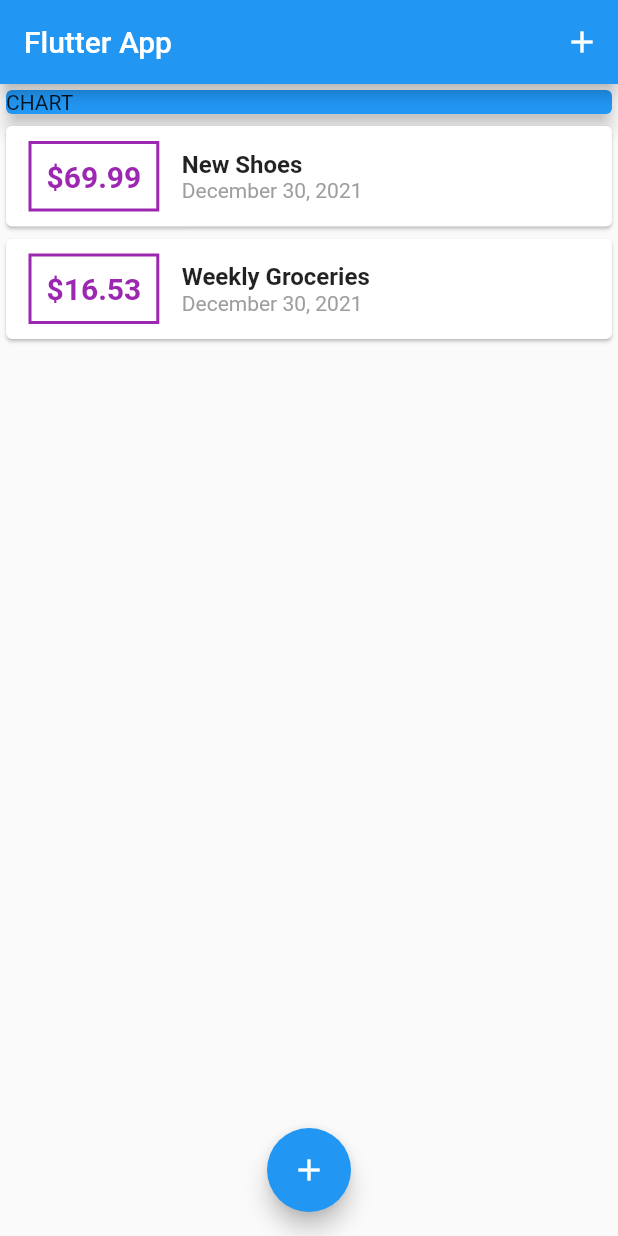
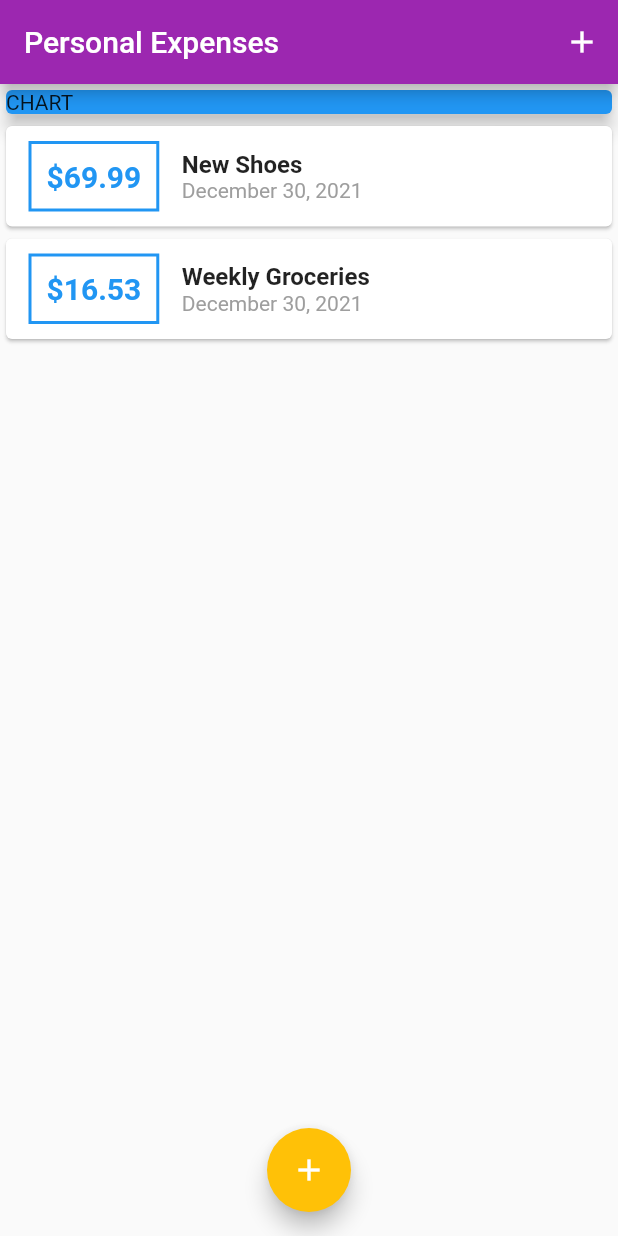
Before and after one commit to renson1123/personal_expenses_app, a Flutter app: the screen it shows after launch, on a phone screen of 412 x 824 dp. Run offline on Flutter 3.47's test engine with Material 2 defaults, Android fonts, the phone set to English and light mode, and no system bars.

Commit message:
Using Themes to Improve the Colors of the AppBar, BoxDecoration of the Amount, Amount Text Color, and FloatingActionButton

```diff
--- a/lib/main.dart
+++ b/lib/main.dart
@@ -9,7 +9,11 @@ class MyApp extends StatelessWidget {
   @override
   Widget build(BuildContext context) {
     return MaterialApp(
-      title: 'Flutter App',
+      title: 'Personal Expenses',
+      theme: ThemeData(
+        colorScheme: ColorScheme.fromSwatch(primarySwatch: Colors.purple)
+            .copyWith(secondary: Colors.amber),
+      ),
       home: MyHomePage(),
     );
   }
@@ -74,7 +78,7 @@ class _MyHomePageState extends State<MyHomePage> {
   Widget build(BuildContext context) {
     return Scaffold(
       appBar: AppBar(
-        title: Text('Flutter App'),
+        title: Text('Personal Expenses'),
         actions: <Widget>[
           IconButton(
             icon: Icon(Icons.add), // Adds Icon Button on the AppBar at the top
--- a/lib/widgets/transaction_list.dart
+++ b/lib/widgets/transaction_list.dart
@@ -19,7 +19,8 @@ class TransactionList extends StatelessWidget {
                 Container(
                   margin: EdgeInsets.symmetric(vertical: 10, horizontal: 15),
                   decoration: BoxDecoration(
-                    border: Border.all(color: Colors.purple, width: 2),
+                    border: Border.all(
+                        color: Theme.of(context).primaryColor, width: 2),
                   ),
                   padding: EdgeInsets.all(10),
                   child: Text(
@@ -27,7 +28,7 @@ class TransactionList extends StatelessWidget {
                     style: TextStyle(
                       fontWeight: FontWeight.bold,
                       fontSize: 20,
-                      color: Colors.purple,
+                      color: Theme.of(context).primaryColor,
                     ),
                   ),
                 ),
```
